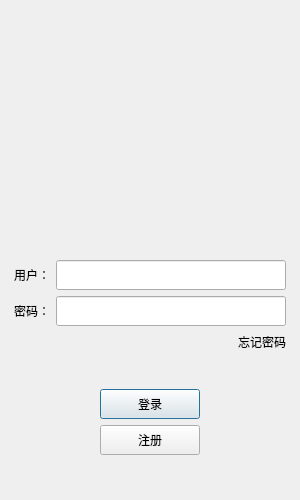
The window that Resource/Skin/LoginDialog.ui (CNGoSeI/IMClient) describes before a commit, drawn with Qt 5.
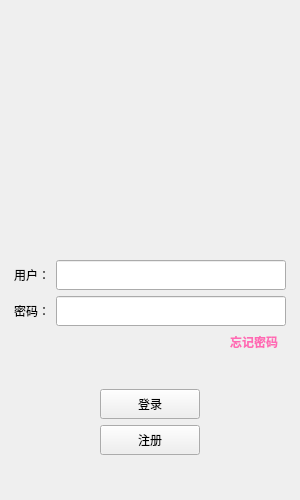
The same window after the commit. Icons and pictures are not drawn.

The edit to the form file:
```diff
--- a/Resource/Skin/LoginDialog.ui
+++ b/Resource/Skin/LoginDialog.ui
@@ -214,7 +214,45 @@
         </spacer>
        </item>
        <item>
-        <widget class="QLabel" name="Lab_ForgotPassword">
+        <widget class="QPushButton" name="Btn_RestPwd">
+         <property name="sizePolicy">
+          <sizepolicy hsizetype="Fixed" vsizetype="Fixed">
+           <horstretch>0</horstretch>
+           <verstretch>0</verstretch>
+          </sizepolicy>
+         </property>
+         <property name="minimumSize">
+          <size>
+           <width>64</width>
+           <height>20</height>
+          </size>
+         </property>
+         <property name="maximumSize">
+          <size>
+           <width>64</width>
+           <height>20</height>
+          </size>
+         </property>
+         <property name="styleSheet">
+          <string notr="true">QPushButton {
+    color: #FF69B4;              /* 基础文本颜色 */
+    background-color: transparent; /* 透明背景 */
+    border: none;                /* 消除默认边框 */
+    padding: 0px;                /* 零边距 */
+    margin: 0px;                 /* 消除默认外边距 */
+    font: bold 12px;             /* 字体样式示例 */
+}
+
+QPushButton:hover {
+    color: rgba(255,105,180,0.9); /* 90%透明度的高亮效果 */
+    text-decoration: underline;   /* 悬浮添加下划线(可选) */
+}
+
+QPushButton:pressed {
+    color: #D0468F;              /* 按压变暗色值 */
+    padding: 1px 0px -1px 0px;   /* 模拟按压位移效果 */
+}</string>
+         </property>
          <property name="text">
           <string>忘记密码</string>
          </property>
```
